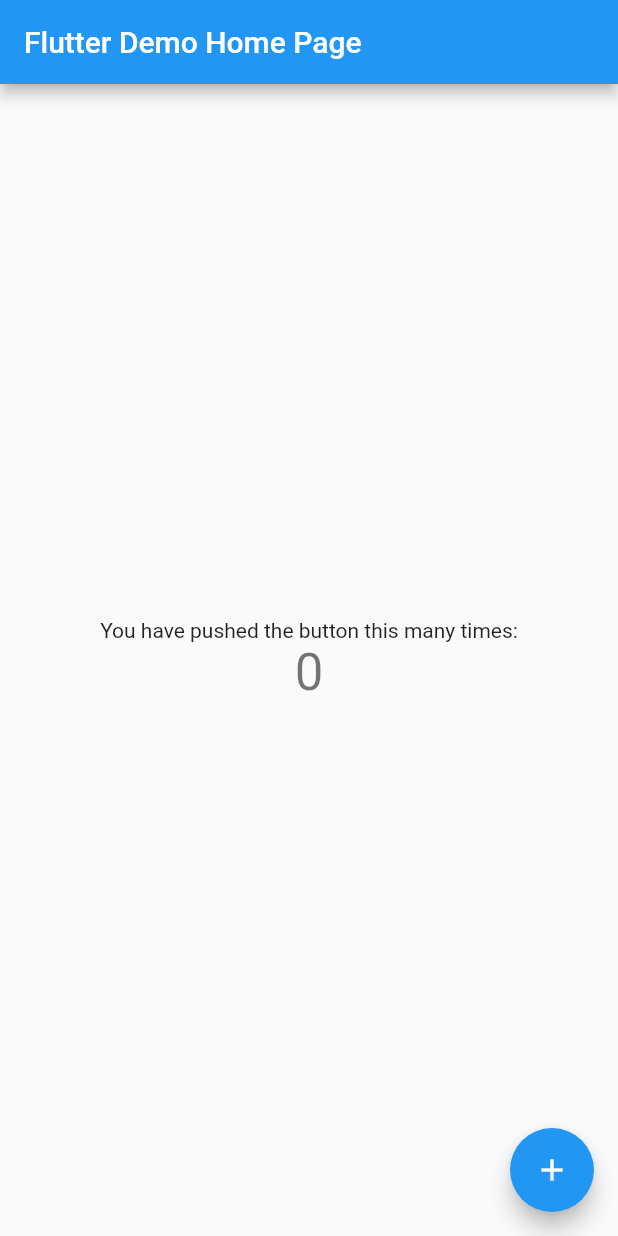
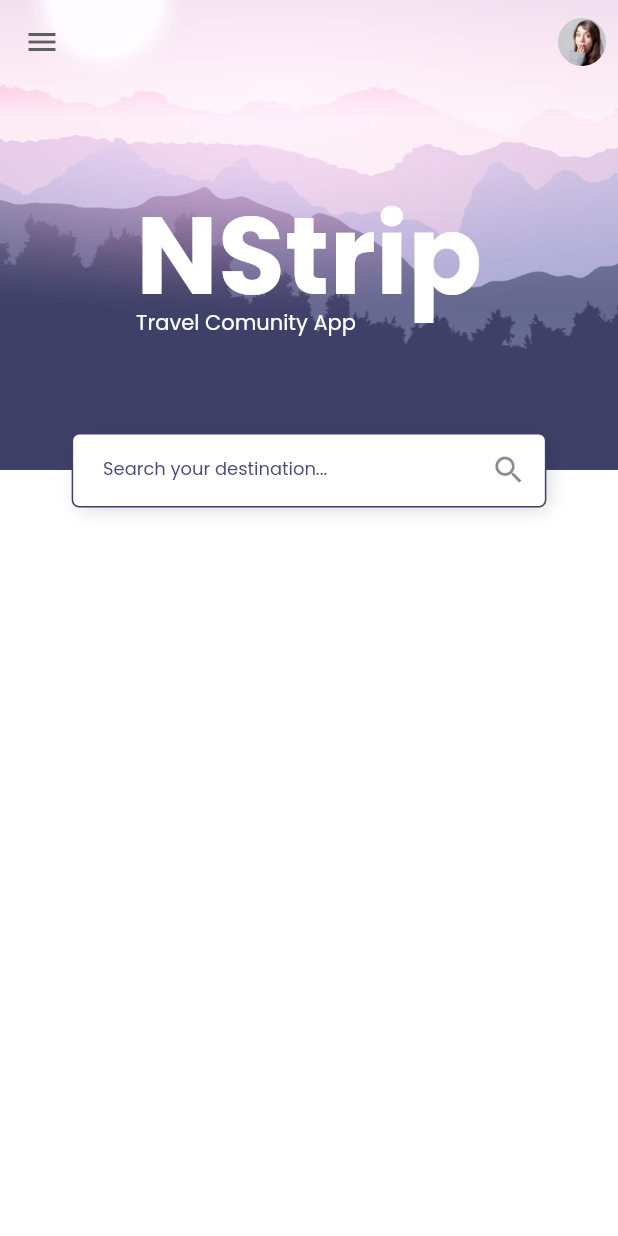
Before and after one commit to congnghia0609/ntrip, a Flutter app: the screen it shows after launch, on a phone screen of 412 x 824 dp. Run offline on Flutter 3.47's test engine with Material 2 defaults, Android fonts, the phone set to English and light mode, and no system bars; our stand-ins replace google_fonts.

Commit message:
add home screen

```diff
--- a/lib/main.dart
+++ b/lib/main.dart
@@ -1,4 +1,7 @@
 import 'package:flutter/material.dart';
+import 'package:google_fonts/google_fonts.dart';
+import 'package:ntrip/constants.dart';
+import 'package:ntrip/screens/home/home_screen.dart';
 
 void main() {
   runApp(MyApp());
@@ -9,109 +12,15 @@ class MyApp extends StatelessWidget {
   @override
   Widget build(BuildContext context) {
     return MaterialApp(
-      title: 'Flutter Demo',
+      debugShowCheckedModeBanner: false,
+      title: 'NStrip',
       theme: ThemeData(
-        // This is the theme of your application.
-        //
-        // Try running your application with "flutter run". You'll see the
-        // application has a blue toolbar. Then, without quitting the app, try
-        // changing the primarySwatch below to Colors.green and then invoke
-        // "hot reload" (press "r" in the console where you ran "flutter run",
-        // or simply save your changes to "hot reload" in a Flutter IDE).
-        // Notice that the counter didn't reset back to zero; the application
-        // is not restarted.
-        primarySwatch: Colors.blue,
-        // This makes the visual density adapt to the platform that you run
-        // the app on. For desktop platforms, the controls will be smaller and
-        // closer together (more dense) than on mobile platforms.
+        brightness: Brightness.light,
+        scaffoldBackgroundColor: Colors.white,
+        textTheme: GoogleFonts.poppinsTextTheme().apply(displayColor: kTextColor),
         visualDensity: VisualDensity.adaptivePlatformDensity,
       ),
-      home: MyHomePage(title: 'Flutter Demo Home Page'),
+      home: HomeScreen(),
     );
   }
 }
-
-class MyHomePage extends StatefulWidget {
-  MyHomePage({Key key, this.title}) : super(key: key);
-
-  // This widget is the home page of your application. It is stateful, meaning
-  // that it has a State object (defined below) that contains fields that affect
-  // how it looks.
-
-  // This class is the configuration for the state. It holds the values (in this
-  // case the title) provided by the parent (in this case the App widget) and
-  // used by the build method of the State. Fields in a Widget subclass are
-  // always marked "final".
-
-  final String title;
-
-  @override
-  _MyHomePageState createState() => _MyHomePageState();
-}
-
-class _MyHomePageState extends State<MyHomePage> {
-  int _counter = 0;
-
-  void _incrementCounter() {
-    setState(() {
-      // This call to setState tells the Flutter framework that something has
-      // changed in this State, which causes it to rerun the build method below
-      // so that the display can reflect the updated values. If we changed
-      // _counter without calling setState(), then the build method would not be
-      // called again, and so nothing would appear to happen.
-      _counter++;
-    });
-  }
-
-  @override
-  Widget build(BuildContext context) {
-    // This method is rerun every time setState is called, for instance as done
-    // by the _incrementCounter method above.
-    //
-    // The Flutter framework has been optimized to make rerunning build methods
-    // fast, so that you can just rebuild anything that needs updating rather
-    // than having to individually change instances of widgets.
-    return Scaffold(
-      appBar: AppBar(
-        // Here we take the value from the MyHomePage object that was created by
-        // the App.build method, and use it to set our appbar title.
-        title: Text(widget.title),
-      ),
-      body: Center(
-        // Center is a layout widget. It takes a single child and positions it
-        // in the middle of the parent.
-        child: Column(
-          // Column is also a layout widget. It takes a list of children and
-          // arranges them vertically. By default, it sizes itself to fit its
-          // children horizontally, and tries to be as tall as its parent.
-          //
-          // Invoke "debug painting" (press "p" in the console, choose the
-          // "Toggle Debug Paint" action from the Flutter Inspector in Android
-          // Studio, or the "Toggle Debug Paint" command in Visual Studio Code)
-          // to see the wireframe for each widget.
-          //
-          // Column has various properties to control how it sizes itself and
-          // how it positions its children. Here we use mainAxisAlignment to
-          // center the children vertically; the main axis here is the vertical
-          // axis because Columns are vertical (the cross axis would be
-          // horizontal).
-          mainAxisAlignment: MainAxisAlignment.center,
-          children: <Widget>[
-            Text(
-              'You have pushed the button this many times:',
-            ),
-            Text(
-              '$_counter',
-              style: Theme.of(context).textTheme.headline4,
-            ),
-          ],
-        ),
-      ),
-      floatingActionButton: FloatingActionButton(
-        onPressed: _incrementCounter,
-        tooltip: 'Increment',
-        child: Icon(Icons.add),
-      ), // This trailing comma makes auto-formatting nicer for build methods.
-    );
-  }
-}
--- /dev/null
+++ b/lib/models/TravelSpot.dart
@@ -0,0 +1,58 @@
+/*
+ * Copyright 2020 nghiatc.
+ *
+ * Licensed under the Apache License, Version 2.0 (the "License");
+ * you may not use this file except in compliance with the License.
+ * You may obtain a copy of the License at
+ *
+ *      http://www.apache.org/licenses/LICENSE-2.0
+ *
+ * Unless required by applicable law or agreed to in writing, software
+ * distributed under the License is distributed on an "AS IS" BASIS,
+ * WITHOUT WARRANTIES OR CONDITIONS OF ANY KIND, either express or implied.
+ * See the License for the specific language governing permissions and
+ * limitations under the License.
+ */
+
+///
+/// @author nghiatc
+/// @since Sep 13, 2020
+
+import 'package:flutter/material.dart';
+import 'User.dart';
+
+class TravelSpot {
+  final String name, image;
+  final DateTime date;
+  final List<User> users;
+
+  TravelSpot({
+    @required this.users,
+    @required this.name,
+    @required this.image,
+    @required this.date,
+  });
+}
+
+List<TravelSpot> travelSpots = [
+  TravelSpot(
+    users: users..shuffle(),
+    name: "Red Mountains",
+    image: "assets/images/Red_Mountains.png",
+    date: DateTime(2020, 10, 15),
+  ),
+  TravelSpot(
+    users: users..shuffle(),
+    name: "Megical World",
+    image: "assets/images/Magical_World.png",
+    date: DateTime(2020, 3, 10),
+  ),
+  TravelSpot(
+    users: users..shuffle(),
+    name: "Red Mountains",
+    image: "assets/images/Red_Mountains.png",
+    date: DateTime(2020, 10, 15),
+  ),
+];
+
+List<User> users = [user1, user2, user3];
--- /dev/null
+++ b/lib/models/User.dart
@@ -0,0 +1,36 @@
+/*
+ * Copyright 2020 nghiatc.
+ *
+ * Licensed under the Apache License, Version 2.0 (the "License");
+ * you may not use this file except in compliance with the License.
+ * You may obtain a copy of the License at
+ *
+ *      http://www.apache.org/licenses/LICENSE-2.0
+ *
+ * Unless required by applicable law or agreed to in writing, software
+ * distributed under the License is distributed on an "AS IS" BASIS,
+ * WITHOUT WARRANTIES OR CONDITIONS OF ANY KIND, either express or implied.
+ * See the License for the specific language governing permissions and
+ * limitations under the License.
+ */
+
+///
+/// @author nghiatc
+/// @since Sep 13, 2020
+
+import 'package:flutter/material.dart';
+
+class User {
+  final String name, image;
+
+  User({@required this.name, @required this.image});
+}
+
+// Demo List of Top Travelers
+List<User> topTravelers = [user1, user2, user3, user4];
+
+// demo user
+User user1 = User(name: "James", image: "assets/images/james.png");
+User user2 = User(name: "John", image: "assets/images/John.png");
+User user3 = User(name: "Marry", image: "assets/images/marry.png");
+User user4 = User(name: "Rosy", image: "assets/images/rosy.png");
--- /dev/null
+++ b/lib/screens/home/components/body.dart
@@ -0,0 +1,40 @@
+/*
+ * Copyright 2020 nghiatc.
+ *
+ * Licensed under the Apache License, Version 2.0 (the "License");
+ * you may not use this file except in compliance with the License.
+ * You may obtain a copy of the License at
+ *
+ *      http://www.apache.org/licenses/LICENSE-2.0
+ *
+ * Unless required by applicable law or agreed to in writing, software
+ * distributed under the License is distributed on an "AS IS" BASIS,
+ * WITHOUT WARRANTIES OR CONDITIONS OF ANY KIND, either express or implied.
+ * See the License for the specific language governing permissions and
+ * limitations under the License.
+ */
+
+///
+/// @author nghiatc
+/// @since Sep 13, 2020
+
+import 'package:flutter/material.dart';
+import 'package:ntrip/constants.dart';
+import 'package:ntrip/size_config.dart';
+
+import 'home_header.dart';
+import 'search_field.dart';
+
+class Body extends StatelessWidget {
+  @override
+  Widget build(BuildContext context) {
+    return SingleChildScrollView(
+      clipBehavior: Clip.none,
+      child: Column(
+        children: [
+          HomeHeader(),
+        ],
+      ),
+    );
+  }
+}
--- /dev/null
+++ b/lib/screens/home/components/home_header.dart
@@ -0,0 +1,70 @@
+/*
+ * Copyright 2020 nghiatc.
+ *
+ * Licensed under the Apache License, Version 2.0 (the "License");
+ * you may not use this file except in compliance with the License.
+ * You may obtain a copy of the License at
+ *
+ *      http://www.apache.org/licenses/LICENSE-2.0
+ *
+ * Unless required by applicable law or agreed to in writing, software
+ * distributed under the License is distributed on an "AS IS" BASIS,
+ * WITHOUT WARRANTIES OR CONDITIONS OF ANY KIND, either express or implied.
+ * See the License for the specific language governing permissions and
+ * limitations under the License.
+ */
+
+///
+/// @author nghiatc
+/// @since Sep 13, 2020
+
+import 'package:flutter/material.dart';
+
+import '../../../size_config.dart';
+import 'search_field.dart';
+
+class HomeHeader extends StatelessWidget {
+  const HomeHeader({
+    Key key,
+  }) : super(key: key);
+
+  @override
+  Widget build(BuildContext context) {
+    return Stack(
+      overflow: Overflow.visible,
+      alignment: Alignment.center,
+      children: [
+        Image.asset(
+          "assets/images/home_bg.png",
+          height: getProportionateScreenWidth(315),
+          fit: BoxFit.cover,
+        ),
+        Column(
+          crossAxisAlignment: CrossAxisAlignment.start,
+          children: [
+            SizedBox(height: getProportionateScreenHeight(80),),
+            Text(
+              "NStrip",
+              style: TextStyle(
+                fontSize: getProportionateScreenWidth(73),
+                fontWeight: FontWeight.bold,
+                color: Colors.white,
+                height: 0.5,
+              ),
+            ),
+            Text(
+              "Travel Comunity App",
+              style: TextStyle(
+                color: Colors.white,
+              ),
+            ),
+          ],
+        ),
+        Positioned(
+          bottom: getProportionateScreenWidth(-25),
+          child: SearchField(),
+        ),
+      ],
+    );
+  }
+}
--- /dev/null
+++ b/lib/screens/home/components/search_field.dart
@@ -0,0 +1,69 @@
+/*
+ * Copyright 2020 nghiatc.
+ *
+ * Licensed under the Apache License, Version 2.0 (the "License");
+ * you may not use this file except in compliance with the License.
+ * You may obtain a copy of the License at
+ *
+ *      http://www.apache.org/licenses/LICENSE-2.0
+ *
+ * Unless required by applicable law or agreed to in writing, software
+ * distributed under the License is distributed on an "AS IS" BASIS,
+ * WITHOUT WARRANTIES OR CONDITIONS OF ANY KIND, either express or implied.
+ * See the License for the specific language governing permissions and
+ * limitations under the License.
+ */
+
+///
+/// @author nghiatc
+/// @since Sep 13, 2020
+
+import 'package:flutter/material.dart';
+
+import '../../../constants.dart';
+import '../../../size_config.dart';
+
+class SearchField extends StatelessWidget {
+  const SearchField({
+    Key key,
+  }) : super(key: key);
+
+  @override
+  Widget build(BuildContext context) {
+    return Container(
+      width: getProportionateScreenHeight(313),
+      height: getProportionateScreenWidth(50),
+      decoration: BoxDecoration(
+        color: Colors.white,
+        borderRadius: BorderRadius.circular(5),
+        border: Border.all(
+          color: Color(0xFF3E4067),
+        ),
+        boxShadow: [
+          BoxShadow(
+            offset: Offset(3, 3),
+            blurRadius: 10,
+            color: Colors.black.withOpacity(0.16),
+            spreadRadius: -2,
+          ),
+        ],
+      ),
+      child: TextField(
+        onChanged: (value) {},
+        decoration: InputDecoration(
+          hintText: "Search your destination...",
+          hintStyle: TextStyle(
+            fontSize: getProportionateScreenWidth(12),
+            color: Color(0xFF464A7E),
+          ),
+          suffixIcon: Icon(Icons.search),
+          contentPadding: EdgeInsets.symmetric(
+            horizontal: getProportionateScreenWidth(kDefaultPadding),
+            vertical: getProportionateScreenHeight(kDefaultPadding / 2),
+          ),
+          border: InputBorder.none,
+        ),
+      ),
+    );
+  }
+}
--- /dev/null
+++ b/lib/screens/home/home_screen.dart
@@ -0,0 +1,58 @@
+/*
+ * Copyright 2020 nghiatc.
+ *
+ * Licensed under the Apache License, Version 2.0 (the "License");
+ * you may not use this file except in compliance with the License.
+ * You may obtain a copy of the License at
+ *
+ *      http://www.apache.org/licenses/LICENSE-2.0
+ *
+ * Unless required by applicable law or agreed to in writing, software
+ * distributed under the License is distributed on an "AS IS" BASIS,
+ * WITHOUT WARRANTIES OR CONDITIONS OF ANY KIND, either express or implied.
+ * See the License for the specific language governing permissions and
+ * limitations under the License.
+ */
+
+///
+/// @author nghiatc
+/// @since Sep 13, 2020
+
+import 'package:flutter/material.dart';
+import 'package:ntrip/constants.dart';
+import 'package:ntrip/size_config.dart';
+
+import 'components/body.dart';
+
+class HomeScreen extends StatelessWidget {
+  @override
+  Widget build(BuildContext context) {
+    // You have to call SizeConfig on your starting page
+    SizeConfig().init(context);
+    return Scaffold(
+      extendBodyBehindAppBar: true,
+      appBar: buildAppBar(),
+      body: Body(),
+    );
+  }
+
+  AppBar buildAppBar() {
+    return AppBar(
+      backgroundColor: Colors.transparent,
+      elevation: 0,
+      leading: IconButton(
+        icon: Icon(
+          Icons.menu,
+          color: kIconColor,
+        ),
+        onPressed: () {},
+      ),
+      actions: [
+        IconButton(
+          icon: ClipOval(child: Image.asset("assets/images/profile.png")),
+          onPressed: () {},
+        ),
+      ],
+    );
+  }
+}
```
Also changed, not shown: lib/screens/index.dart (added, +19 -0 lines), pubspec.yaml (+9 -2 lines).
